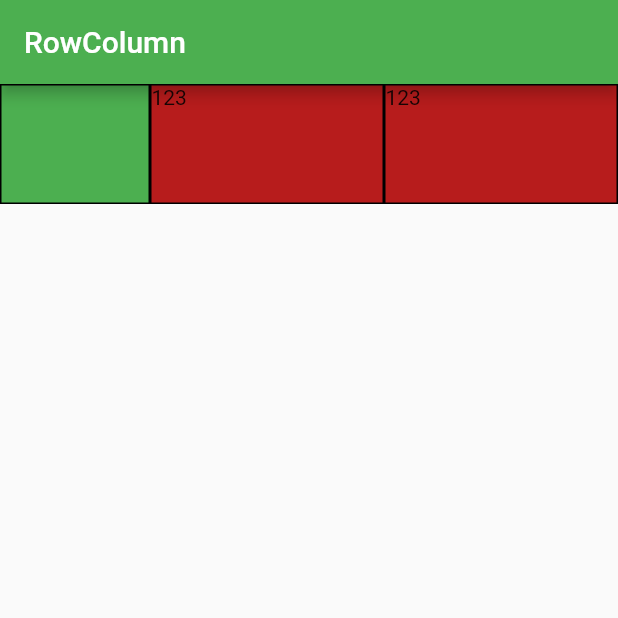
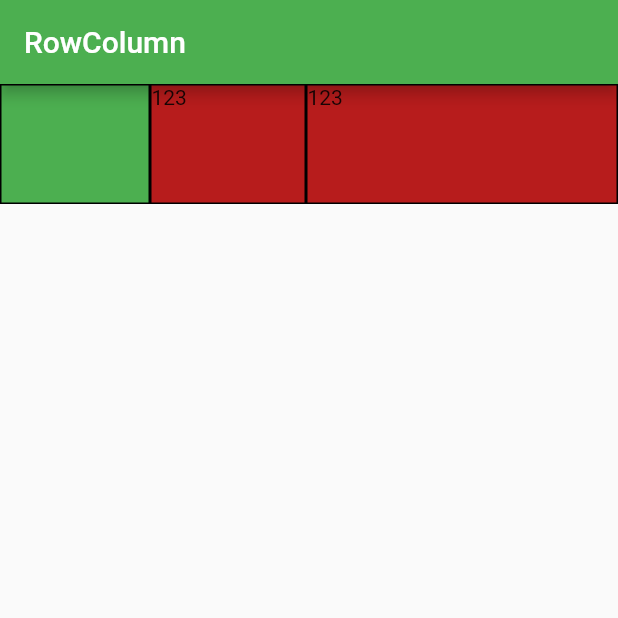
Before and after one commit to DoomHopes/flutter_test_project, a Flutter app: the screen it shows after launch, on a phone screen of 412 x 824 dp, the top half of it. Run offline on Flutter 3.47's test engine with Material 2 defaults, Android fonts, the phone set to English and light mode, and no system bars.

Commit message:
Expanded

```diff
--- a/lib/my_flexible.dart
+++ b/lib/my_flexible.dart
@@ -14,8 +14,11 @@ class MyFlexible extends StatelessWidget {
             Flexible(
                 fit: FlexFit
                     .tight, //FlexFit показывает как элемент будет занимать все доступное пространство
+                flex:
+                    2, //flex показывает долю которыю забирает себе каждый гибкий виджет
                 child: ColorBox()),
-            Flexible(fit: FlexFit.tight, child: ColorBox()),
+            Expanded(flex: 4, child: ColorBox()),
+            //Expanded(child: null) // тот же Flexible где fit = tight
           ],
         ),
       ),
```
